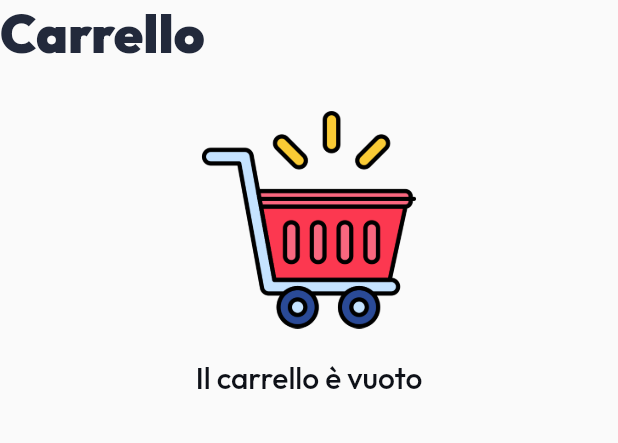
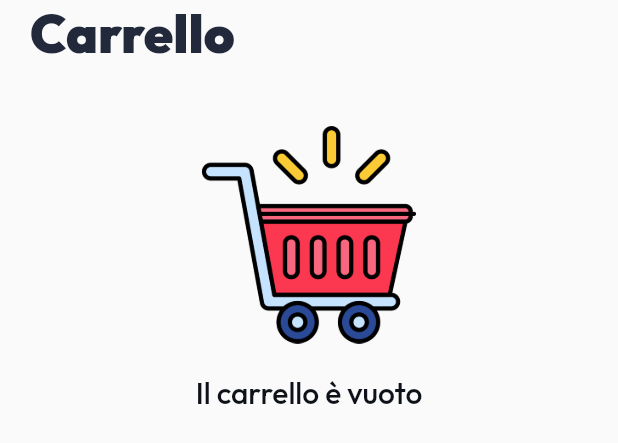
Before and after one commit to NunzioDA/food_delivery_app, a Flutter app: the CartContent widget shown alone on an empty page, opened directly, on a phone screen of 412 x 824 dp. Shown: the top 443 px of the screen. Run offline on Flutter 3.47's test engine with Material 3 defaults, Android fonts, the phone set to English and light mode, and no system bars; our stand-ins replace auto_size_text, bloc, cached_network_image, connectivity_plus, cross_file, flutter_bloc and 6 more; accounts and stored records are empty; network calls fail.

Commit message:
Miglioramenti UI

```diff
--- a/lib/Presentation/ModelVisualizzation/Cart/cart_content.dart
+++ b/lib/Presentation/ModelVisualizzation/Cart/cart_content.dart
@@ -22,10 +22,14 @@ class CartContent extends StatelessWidget {
       crossAxisAlignment: CrossAxisAlignment.stretch,
       mainAxisSize: MainAxisSize.min,
       children: [
-        Text(
-          "Carrello",
-          style: Theme.of(context).textTheme.headlineLarge,
+        Padding(
+          padding: const EdgeInsets.only(left:20.0, right: 20),
+          child: Text(
+            "Carrello",
+            style: Theme.of(context).textTheme.headlineLarge,
+          ),
         ),
+        const Gap(10),
         Expanded(
           child: SingleChildScrollView(
             child: BlocBuilder<CartBloc, CartState>(
```
Also changed, not shown: lib/Presentation/ModelVisualizzation/Cart/total_and_confirm.dart (+12 -6 lines).
